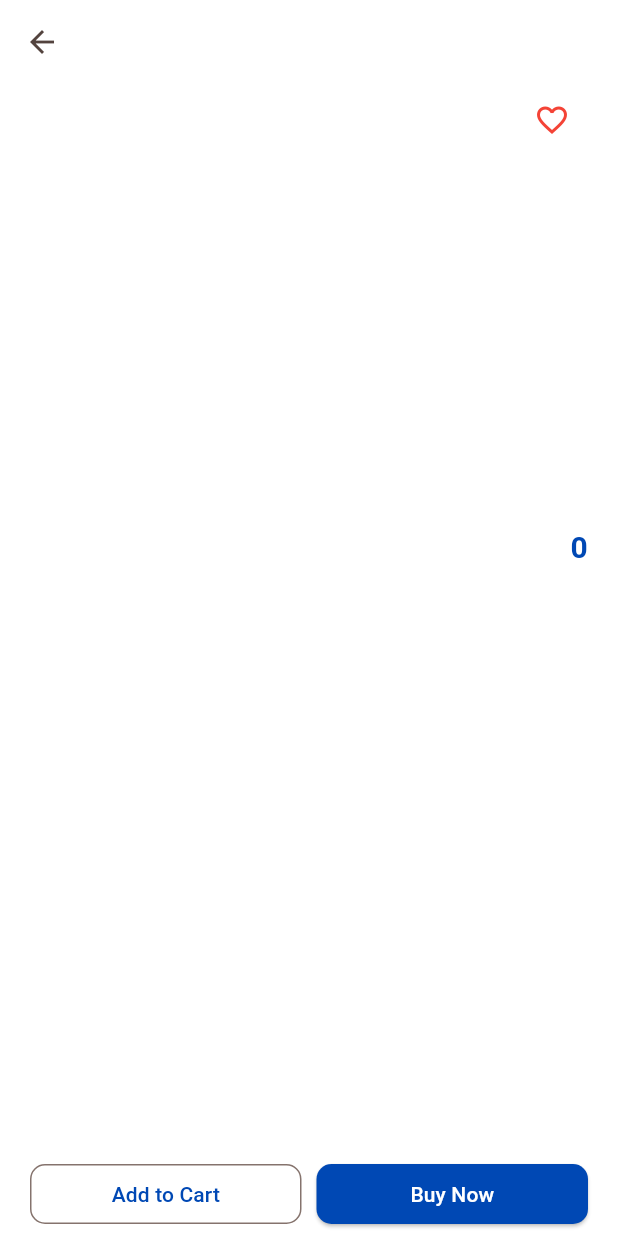
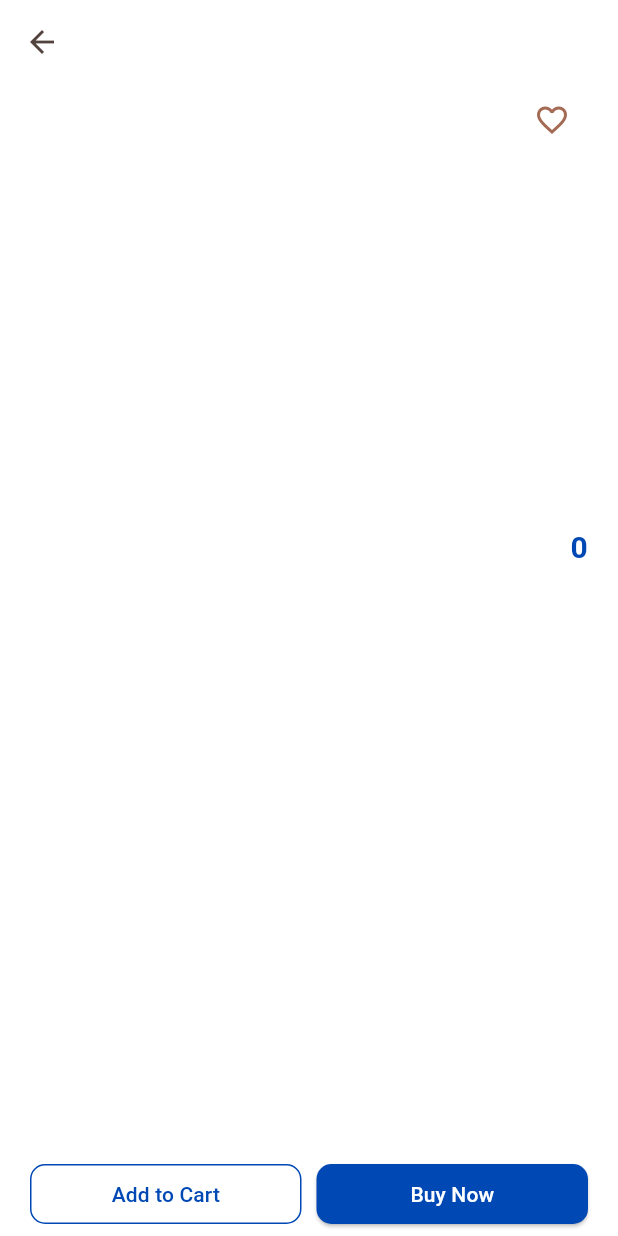
Before and after one commit to Abdelrahman-Wael-1029/shop_app, a Flutter app: the ShowProduct screen opened directly with empty values, on a phone screen of 412 x 824 dp. Run offline on Flutter 3.47's test engine with Material 3 defaults, Android fonts, the phone set to English and light mode, and no system bars; our stand-ins replace bloc, carousel_slider, conditional_builder_null_safety, dio, flutter_bloc, flutter_styled_toast and 2 more; accounts and stored records are empty; network calls fail.

Commit message:
Favorites product

```diff
--- a/lib/layout/home_layout/cubit/home_state.dart
+++ b/lib/layout/home_layout/cubit/home_state.dart
@@ -24,3 +24,13 @@ class GetCategoryDataErrorState extends HomeState {
 
   GetCategoryDataErrorState(this.error);
 }
+
+class ChangeFavoriteSuccessState extends HomeState {}
+
+class ChangeFavoriteErrorState extends HomeState {}
+
+class ShowCategoryLoadingGetProducts extends HomeState {}
+
+class ShowCategorySuccessGetProducts extends HomeState {}
+
+class ShowCategoryErrorGetProducts extends HomeState {}
--- a/lib/modules/category/category_screen.dart
+++ b/lib/modules/category/category_screen.dart
@@ -1,5 +1,4 @@
 import 'package:conditional_builder_null_safety/conditional_builder_null_safety.dart';
-import 'package:flutter/foundation.dart';
 import 'package:flutter/material.dart';
 import 'package:flutter_bloc/flutter_bloc.dart';
 import 'package:shop_app/layout/home_layout/cubit/home_cubit.dart';
--- a/lib/modules/onboarding/onboarding_screen.dart
+++ b/lib/modules/onboarding/onboarding_screen.dart
@@ -33,7 +33,7 @@ class _OnBoardingState extends State<OnBoardingScreen> {
 
   void submit() {
     Navigator.pushReplacement(
-        context, MaterialPageRoute(builder: (context) => LoginScreen()));
+        context, MaterialPageRoute(builder: (context) => const LoginScreen()));
   }
 
   var pagesView = [
--- a/lib/modules/show_product/show_product.dart
+++ b/lib/modules/show_product/show_product.dart
@@ -1,7 +1,10 @@
 import 'package:flutter/material.dart';
+import 'package:flutter_bloc/flutter_bloc.dart';
+import 'package:shop_app/layout/home_layout/cubit/home_cubit.dart';
 import 'package:shop_app/models/home/home_model.dart';
 import 'package:shop_app/shared/constants/constant.dart';
 import 'package:smooth_page_indicator/smooth_page_indicator.dart';
+import '../../shared/components/components.dart';
 
 class ShowProduct extends StatelessWidget {
   ShowProduct({
@@ -14,6 +17,10 @@ class ShowProduct extends StatelessWidget {
 
   @override
   Widget build(BuildContext context) {
+    return BlocConsumer<HomeCubit, HomeState>(
+      listener: (context, state) {
+      },
+      builder: (context, state) {
         return Scaffold(
           appBar: AppBar(
             surfaceTintColor: Colors.transparent,
@@ -47,12 +54,11 @@ class ShowProduct extends StatelessWidget {
                       ),
                       IconButton(
                         onPressed: () {
+                          HomeCubit.get(context)
+                              .changeFavorite(productsModel);
                         },
-                    icon: Icon(
-                      (productsModel.in_favorites)
-                          ? Icons.favorite
-                          : Icons.favorite_border,
-                      color: Colors.red,
+                        icon: favoriteIcon(
+                          productsModel.in_favorites,
                         ),
                       ),
                     ],
@@ -122,6 +128,8 @@ class ShowProduct extends StatelessWidget {
             ]),
           ),
         );
+      },
+    );
   }
 
   buildProductView(String image) {
--- a/lib/shared/constants/constant.dart
+++ b/lib/shared/constants/constant.dart
@@ -14,6 +14,6 @@ class AppColors{
 
 String Token = '';
 
-double widthProduct = 200;
+const double widthProduct = 200;
 
-double heightProduct = 275;
+const double heightProduct = 275;
--- a/lib/shared/network/end_points.dart
+++ b/lib/shared/network/end_points.dart
@@ -7,3 +7,5 @@ const String Home = 'home';
 const String Categories = 'categories';
 
 const String Products = 'products';
+
+const String Favourites = 'favorites';
--- a/lib/shared/theme/light_theme.dart
+++ b/lib/shared/theme/light_theme.dart
@@ -50,11 +50,17 @@ ThemeData themeDataLight = ThemeData(
     style: ButtonStyle(
       backgroundColor: MaterialStateProperty.all(Colors.transparent),
       foregroundColor: MaterialStateProperty.all(AppColors.fourthColor),
+      side: MaterialStateProperty.all(
+        const BorderSide(
+          color: AppColors.fourthColor,
+        ),
+      ),
       shape: MaterialStateProperty.all(
         RoundedRectangleBorder(
           borderRadius: BorderRadius.circular(10),
         ),
       ),
+
 
     ),
   ),
```
Also changed, not shown: lib/layout/home_layout/cubit/home_cubit.dart (+65 -5 lines), lib/layout/home_layout/home_layout.dart (+6 -5 lines), lib/main.dart (+10 -5 lines), lib/modules/home/home_screen.dart (+12 -6 lines), lib/modules/show_category/cubit/show_category_cubit.dart (deleted, +0 -41 lines), lib/modules/show_category/cubit/show_category_state.dart (deleted, +0 -12 lines), lib/modules/show_category/show_category.dart (+24 -16 lines), lib/shared/components/components.dart (+33 -7 lines). Lines whose indentation alone changed are shown as unchanged.
